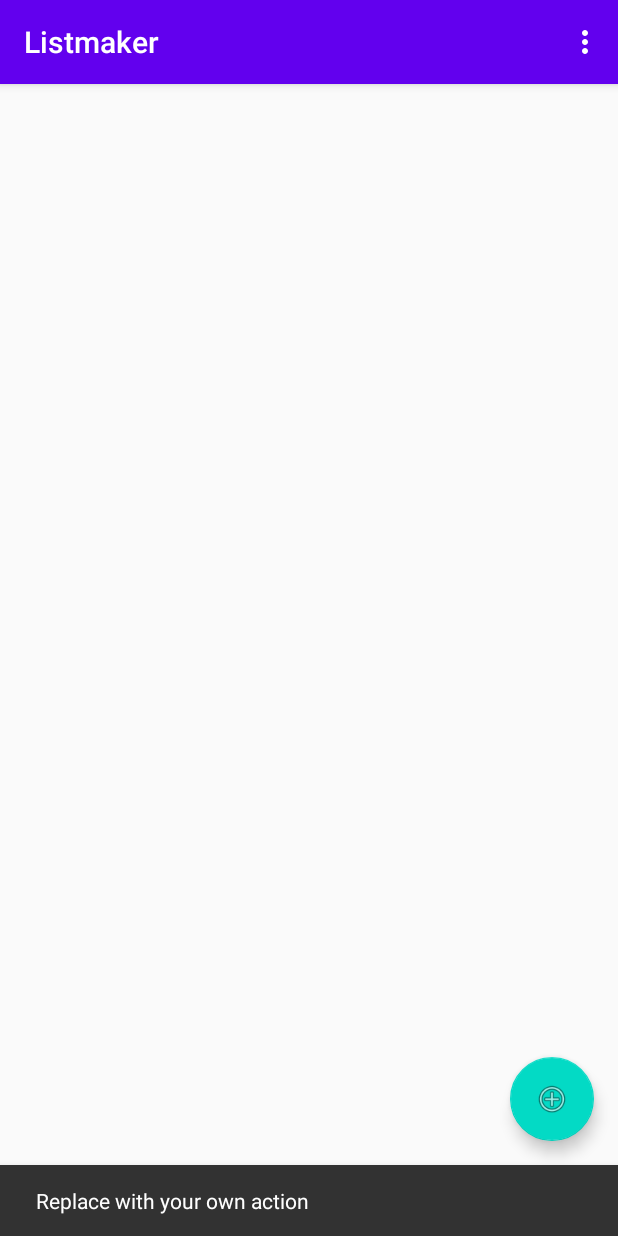
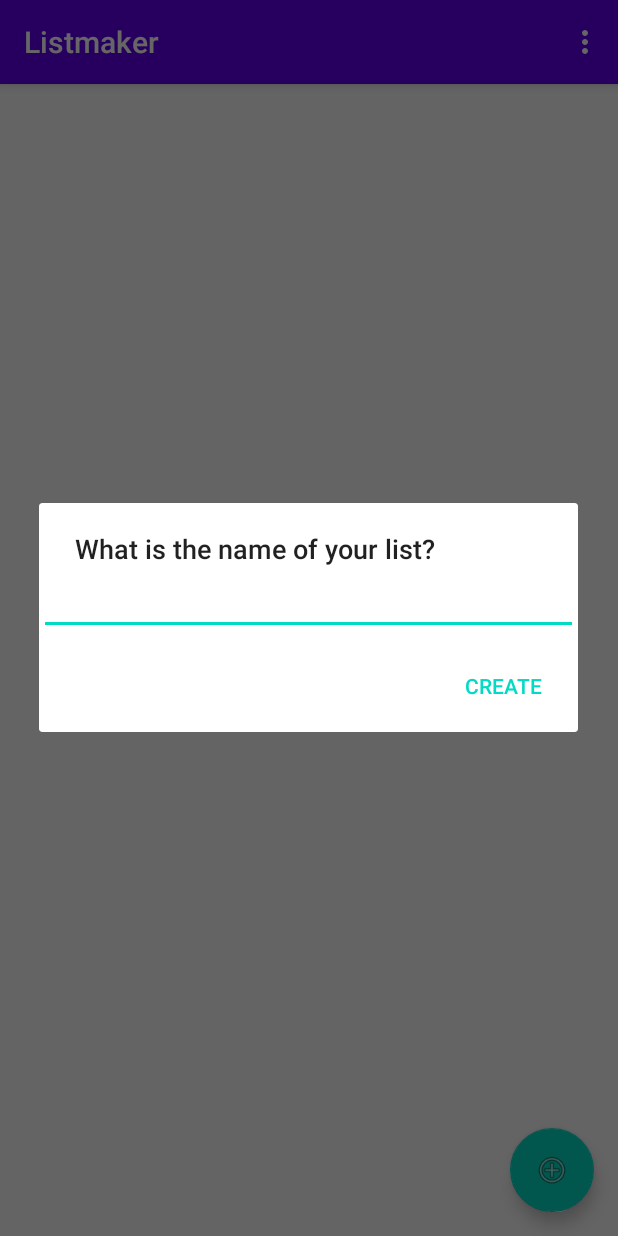
Before and after one commit to Alvin-Karanja/Listmaker, an Android app: the screen it shows after launch (MainActivity), after a tap on an icon or button, on a phone screen of 412 x 824 dp. Run offline under Robolectric (Android 15) with nearby library versions, the phone set to English and light mode, and no system bars; 4 statements that could not run were skipped.

Commit message:
Added a Dialog

```diff
--- a/app/src/main/java/com/alvin/listmaker/MainActivity.kt
+++ b/app/src/main/java/com/alvin/listmaker/MainActivity.kt
@@ -1,13 +1,17 @@
 package com.alvin.listmaker
 
 import android.os.Bundle
+import android.text.InputType
 import com.google.android.material.floatingactionbutton.FloatingActionButton
 import com.google.android.material.snackbar.Snackbar
 import androidx.appcompat.app.AppCompatActivity
 import android.view.Menu
 import android.view.MenuItem
+import android.widget.EditText
+import androidx.appcompat.app.AlertDialog
 import androidx.recyclerview.widget.LinearLayoutManager
 import androidx.recyclerview.widget.RecyclerView
+import kotlinx.android.synthetic.main.activity_main.*
 
 class MainActivity : AppCompatActivity() {
 
@@ -18,9 +22,8 @@ class MainActivity : AppCompatActivity() {
         setContentView(R.layout.activity_main)
         setSupportActionBar(findViewById(R.id.toolbar))
 
-        findViewById<FloatingActionButton>(R.id.fab).setOnClickListener { view ->
-            Snackbar.make(view, "Replace with your own action", Snackbar.LENGTH_LONG)
-                    .setAction("Action", null).show()
+        fab.setOnClickListener {
+            showCreateListDialog()
         }
 
         listsRecyclerView = findViewById(R.id.lists_recyclerview)
@@ -45,4 +48,25 @@ class MainActivity : AppCompatActivity() {
             else -> super.onOptionsItemSelected(item)
         }
     }
+
+    private fun showCreateListDialog() {
+        // Retrieves the Strings
+        val dialogTitle = getString(R.string.name_of_list)
+        val positiveButtonTitle = getString(R.string.create_list)
+
+        val builder = AlertDialog.Builder(this)
+        val listTitleEditText = EditText(this)
+        listTitleEditText.inputType = InputType.TYPE_CLASS_TEXT
+
+        builder.setTitle(dialogTitle)
+        builder.setView(listTitleEditText)
+
+        // Add a Positive button
+        builder.setPositiveButton(positiveButtonTitle) { dialog, _ ->
+            dialog.dismiss()
+        }
+
+        // instruct Dialog Builder to create the Dialog and display it
+        builder.create().show()
+    }
 }
--- a/app/src/main/res/values/strings.xml
+++ b/app/src/main/res/values/strings.xml
@@ -9,4 +9,7 @@
 
     <string name="hello_first_fragment">Hello first fragment</string>
     <string name="hello_second_fragment">Hello second fragment. Arg: %1$s</string>
+
+    <string name="name_of_list">What is the name of your list?</string>
+    <string name="create_list">Create</string>
 </resources>
```
